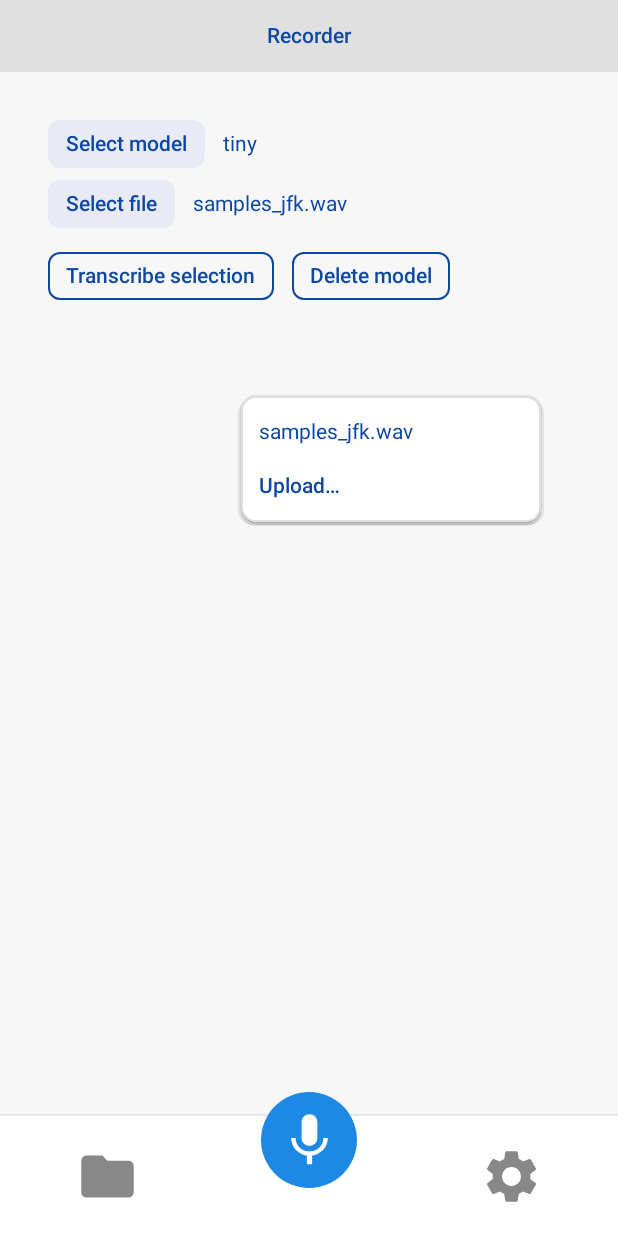
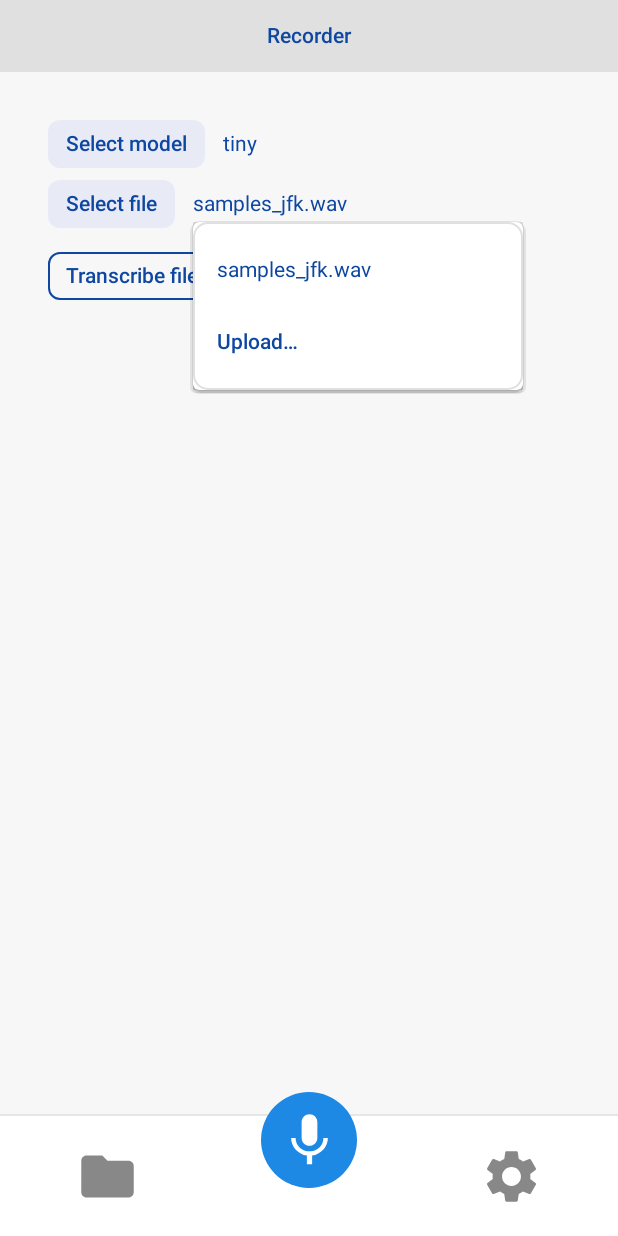
Before and after one commit to Sham-Naq/whisper_kotlin, an Android app built with Jetpack Compose: the RecorderScreen screen opened through its navigation route, after a tap on "Select file", on a phone screen of 412 x 824 dp. Run offline under Robolectric (Android 15) with nearby library versions, the phone set to English and light mode, and no system bars; pictures from the network do not load.

Commit message:
recorder error fixing

```diff
--- a/app/src/main/java/com/example/whisper_kotlin/MainActivity.kt
+++ b/app/src/main/java/com/example/whisper_kotlin/MainActivity.kt
@@ -60,6 +60,7 @@ import kotlinx.coroutines.launch
 import kotlin.math.roundToInt
 import androidx.lifecycle.viewmodel.compose.viewModel
 import com.example.whisper_kotlin.TranscriptionViewModel
+import com.example.whisper_kotlin.ModelDownloadViewModel
 import com.example.whisper_kotlin.data.TranscriptionRepository
 // Material icons for bottom navigation
 import androidx.compose.material.Icon
@@ -127,6 +128,8 @@ private fun HomeScreen() {
     var selectedModel by remember { mutableStateOf<ModelOption?>(null) }
     var audioSource by remember { mutableStateOf<AudioSource>(AudioSource.Asset("samples/samples_jfk.wav")) }
     var isModelDownloading by remember { mutableStateOf(false) }
+
+    val modelDownloadViewModel: ModelDownloadViewModel = viewModel()
 
     Column(modifier = Modifier.fillMaxSize().background(background)) {
         Box(
--- a/app/src/main/java/com/example/whisper_kotlin/recorder/AudioRecorder.kt
+++ b/app/src/main/java/com/example/whisper_kotlin/recorder/AudioRecorder.kt
@@ -13,6 +13,7 @@ import kotlinx.coroutines.isActive
 import kotlinx.coroutines.launch
 import kotlin.math.abs
 import kotlin.math.max
+import kotlin.math.sqrt
 
 /** Simple microphone recorder that emits normalized amplitude bars with EMA smoothing. */
 class AudioRecorder(
@@ -36,7 +37,8 @@ class AudioRecorder(
     val bars: StateFlow<FloatArray> = _bars
 
     private var ema: FloatArray = FloatArray(barCount) { 0f }
-    private val alpha = 0.38f // smoothing factor (higher = more responsive)
+    private val alpha = 0.45f // smoothing factor (higher = more responsive)
+    private val visualizationGain = 1.8f
 
     fun start(outputRawFile: java.io.File? = null) {
         if (job != null) return
@@ -79,7 +81,8 @@ class AudioRecorder(
                     count++
                     if (count >= window) {
                         val avg = (accAbs.toFloat() / count) / 32768f
-                        values[barIdx % barCount] = avg.coerceIn(0f, 1f)
+                        val boosted = (avg * visualizationGain).coerceIn(0f, 1f)
+                        values[barIdx % barCount] = sqrt(boosted)
                         accAbs = 0
                         count = 0
                         barIdx++
--- a/app/src/main/java/com/example/whisper_kotlin/recorder/LineBarWaveform.kt
+++ b/app/src/main/java/com/example/whisper_kotlin/recorder/LineBarWaveform.kt
@@ -24,7 +24,7 @@ fun LineBarWaveform(
         for (i in 0 until n) {
             val x = i * (barW + gap)
             val v = bars[i].coerceIn(0f, 1f)
-            val barH = (h * (0.1f + 0.9f * v))
+            val barH = (h * (0.02f + 0.98f * v))
             val y0 = (h - barH) / 2f
             val y1 = y0 + barH
             drawLine(color, start = Offset(x + barW / 2f, y0), end = Offset(x + barW / 2f, y1), strokeWidth = barW)
--- a/app/src/main/java/com/example/whisper_kotlin/recorder/RecorderScreen.kt
+++ b/app/src/main/java/com/example/whisper_kotlin/recorder/RecorderScreen.kt
@@ -36,6 +36,7 @@ import com.example.whisper_kotlin.ActionButton
 import com.example.whisper_kotlin.AudioSource
 import com.example.whisper_kotlin.ModelOption
 import com.example.whisper_kotlin.ModelSelectorRow
+import com.example.whisper_kotlin.ModelDownloadViewModel
 import com.example.whisper_kotlin.TranscriptionViewModel
 import com.example.whisper_kotlin.FileSelectorRow
 import kotlinx.coroutines.Dispatchers
@@ -224,13 +225,36 @@ fun RecorderScreen(
     val canPlayRecording = wavFile != null && mediaPlayer != null && playbackDurationMs > 0
     val canTranscribe = !isRecording && !transcriptionUi.isTranscribing && (!isModelDownloading)
 
+    val modelDownloadVm: ModelDownloadViewModel = androidx.lifecycle.viewmodel.compose.viewModel()
+    val modelDownloadState by modelDownloadVm.uiState.collectAsState()
+
+    LaunchedEffect(selectedModel) {
+        // Keep external selection in sync when coming back
+        if (selectedModel != null && modelDownloadState.selectedModel?.id != selectedModel.id) {
+            modelDownloadVm.selectIfPresent(context, selectedModel)
+        }
+    }
+
     Column(modifier = modifier.padding(16.dp)) {
         ModelSelectorRow(
             textColor = textColor,
             isDark = isDark,
             buttonBg = if (isDark) Color(0xFF2A2A2A) else Color(0xFFE8EAF6),
-            onSelected = onSelectModel,
-            onDownloadingChanged = onModelDownloadingChanged
+            selectedModel = modelDownloadState.selectedModel ?: selectedModel,
+            downloadingId = modelDownloadState.downloadingId,
+            progressPct = modelDownloadState.progressPct,
+            onSelectModel = {
+                onSelectModel(it)
+                modelDownloadVm.selectIfPresent(context, it)
+            },
+            onRequestDownload = { opt ->
+                onModelDownloadingChanged(true)
+                modelDownloadVm.startDownloadOrSelect(context, opt)
+            },
+            onCancelDownload = {
+                modelDownloadVm.cancelDownload()
+                onModelDownloadingChanged(false)
+            }
         )
 
         Spacer(modifier = Modifier.height(8.dp))
@@ -329,7 +353,7 @@ fun RecorderScreen(
             horizontalArrangement = Arrangement.spacedBy(12.dp)
         ) {
             ActionButton(
-                label = if (wavFile != null) "Transcribe recording" else "Transcribe selection",
+                label = if (wavFile != null) "Transcribe recording" else "Transcribe file",
                 color = textColor,
                 enabled = canTranscribe
             ) {
--- a/app/src/main/java/com/example/whisper_kotlin/ui/FileSelectorRow.kt
+++ b/app/src/main/java/com/example/whisper_kotlin/ui/FileSelectorRow.kt
@@ -6,23 +6,35 @@ import androidx.activity.result.contract.ActivityResultContracts
 import androidx.compose.foundation.background
 import androidx.compose.foundation.border
 import androidx.compose.foundation.clickable
-import androidx.compose.foundation.layout.*
+import androidx.compose.foundation.layout.Arrangement
+import androidx.compose.foundation.layout.Box
+import androidx.compose.foundation.layout.Column
+import androidx.compose.foundation.layout.Row
+import androidx.compose.foundation.layout.fillMaxWidth
+import androidx.compose.foundation.layout.padding
+import androidx.compose.foundation.layout.width
 import androidx.compose.foundation.shape.RoundedCornerShape
 import androidx.compose.foundation.text.BasicText
-import androidx.compose.runtime.*
+import androidx.compose.material.DropdownMenu
+import androidx.compose.material.DropdownMenuItem
+import androidx.compose.runtime.Composable
+import androidx.compose.runtime.getValue
+import androidx.compose.runtime.mutableStateListOf
+import androidx.compose.runtime.mutableStateOf
+import androidx.compose.runtime.remember
+import androidx.compose.runtime.rememberCoroutineScope
+import androidx.compose.runtime.setValue
 import androidx.compose.ui.Alignment
 import androidx.compose.ui.Modifier
-import androidx.compose.ui.geometry.Rect
 import androidx.compose.ui.graphics.Color
-import androidx.compose.ui.layout.boundsInWindow
 import androidx.compose.ui.layout.onGloballyPositioned
 import androidx.compose.ui.platform.LocalContext
+import androidx.compose.ui.platform.LocalDensity
 import androidx.compose.ui.text.TextStyle
 import androidx.compose.ui.text.font.FontWeight
-import androidx.compose.ui.unit.IntOffset
+import androidx.compose.ui.unit.DpOffset
+import androidx.compose.ui.unit.IntSize
 import androidx.compose.ui.unit.dp
-import androidx.compose.ui.window.Popup
-import androidx.compose.ui.window.PopupProperties
 import kotlinx.coroutines.Dispatchers
 import kotlinx.coroutines.launch
 import kotlinx.coroutines.withContext
@@ -83,13 +95,12 @@ fun FileSelectorRow(
     }
 
     var expanded by remember { mutableStateOf(false) }
+    var labelSize by remember { mutableStateOf(IntSize.Zero) }
+    val density = LocalDensity.current
     val selectedLabel = when (source) {
         is AudioSource.Asset -> source.assetPath.substringAfterLast('/')
         is AudioSource.File -> java.io.File(source.path).name
     }
-
-    // Anchor for popup
-    var anchorBounds by remember { mutableStateOf(Rect.Zero) }
 
     Column(modifier = Modifier.fillMaxWidth()) {
         Row(
@@ -106,75 +117,61 @@ fun FileSelectorRow(
                 BasicText("Select file", style = TextStyle(color = textColor, fontWeight = FontWeight.Medium))
             }
 
-            BasicText(
-                selectedLabel,
-                style = TextStyle(color = textColor),
-                modifier = Modifier.onGloballyPositioned { anchorBounds = it.boundsInWindow() }
-            )
-        }
+            val menuWidth = remember(labelSize, density) {
+                val width = with(density) { labelSize.width.toDp() }
+                if (width < 220.dp) 220.dp else width
+            }
 
-        if (expanded) {
-            val cardBg = if (isDark) Color(0xFF232323) else Color(0xFFFFFFFF)
-            val border = if (isDark) Color(0xFF333333) else Color(0xFFE0E0E0)
+            Box(
+                modifier = Modifier
+                    .onGloballyPositioned { coordinates -> labelSize = coordinates.size }
+                    .clickable { expanded = !expanded }
+            ) {
+                BasicText(
+                    text = selectedLabel,
+                    style = TextStyle(color = textColor)
+                )
 
-            Popup(
-                alignment = Alignment.TopStart,
-                offset = IntOffset(anchorBounds.left.toInt(), anchorBounds.bottom.toInt()),
-                properties = PopupProperties(focusable = true),
-                onDismissRequest = { expanded = false }
-            ) {
-                Column(
+                DropdownMenu(
+                    expanded = expanded,
+                    onDismissRequest = { expanded = false },
                     modifier = Modifier
-                        .background(cardBg, RoundedCornerShape(10.dp))
-                        .border(1.dp, border, RoundedCornerShape(10.dp))
-                        .padding(vertical = 6.dp)
-                        .width(200.dp)
+                        .width(menuWidth)
+                        .background(
+                            color = if (isDark) Color(0xFF232323) else Color.White,
+                            shape = RoundedCornerShape(10.dp)
+                        )
+                        .border(
+                            width = 1.dp,
+                            color = if (isDark) Color(0xFF333333) else Color(0xFFE0E0E0),
+                            shape = RoundedCornerShape(10.dp)
+                        ),
+                    offset = DpOffset(x = 0.dp, y = 4.dp)
                 ) {
-                    // Default JFK asset
-                    Row(
-                        modifier = Modifier
-                            .fillMaxWidth()
-                            .clickable {
-                                onSourceChanged(AudioSource.Asset("samples/samples_jfk.wav"))
-                                expanded = false
-                            }
-                            .padding(horizontal = 12.dp, vertical = 10.dp),
-                        verticalAlignment = Alignment.CenterVertically,
-                        horizontalArrangement = Arrangement.SpaceBetween
-                    ) {
+                    DropdownMenuItem(onClick = {
+                        onSourceChanged(AudioSource.Asset("samples/samples_jfk.wav"))
+                        expanded = false
+                    }) {
                         BasicText("samples_jfk.wav", style = TextStyle(color = textColor))
                     }
 
-                    // Cached files
-                    cachedFiles.forEach { f ->
-                        Row(
-                            modifier = Modifier
-                                .fillMaxWidth()
-                                .clickable {
-                                    onSourceChanged(AudioSource.File(f.absolutePath))
-                                    expanded = false
-                                }
-                                .padding(horizontal = 12.dp, vertical = 10.dp),
-                            verticalAlignment = Alignment.CenterVertically,
-                            horizontalArrangement = Arrangement.SpaceBetween
-                        ) {
-                            BasicText(f.name, style = TextStyle(color = textColor))
+                    cachedFiles.forEach { file ->
+                        DropdownMenuItem(onClick = {
+                            onSourceChanged(AudioSource.File(file.absolutePath))
+                            expanded = false
+                        }) {
+                            BasicText(file.name, style = TextStyle(color = textColor))
                         }
                     }
 
-                    // Upload action (SAF)
-                    Row(
-                        modifier = Modifier
-                            .fillMaxWidth()
-                            .clickable {
-                                expanded = false
-                                launcher.launch("audio/*")
-                            }
-                            .padding(horizontal = 12.dp, vertical = 10.dp),
-                        verticalAlignment = Alignment.CenterVertically,
-                        horizontalArrangement = Arrangement.SpaceBetween
-                    ) {
-                        BasicText("Upload…", style = TextStyle(color = textColor, fontWeight = FontWeight.SemiBold))
+                    DropdownMenuItem(onClick = {
+                        expanded = false
+                        launcher.launch("audio/*")
+                    }) {
+                        BasicText(
+                            "Upload…",
+                            style = TextStyle(color = textColor, fontWeight = FontWeight.SemiBold)
+                        )
                     }
                 }
             }
--- a/app/src/main/java/com/example/whisper_kotlin/ui/ModelSelectorRow.kt
+++ b/app/src/main/java/com/example/whisper_kotlin/ui/ModelSelectorRow.kt
@@ -37,8 +37,12 @@ fun ModelSelectorRow(
     textColor: Color,
     isDark: Boolean,
     buttonBg: Color,
-    onSelected: (ModelOption) -> Unit,
-    onDownloadingChanged: (Boolean) -> Unit,
+    selectedModel: ModelOption?,
+    downloadingId: String?,
+    progressPct: Int,
+    onSelectModel: (ModelOption) -> Unit,
+    onRequestDownload: (ModelOption) -> Unit,
+    onCancelDownload: () -> Unit,
 ) {
     val ctx = LocalContext.current
     val scope = rememberCoroutineScope()
@@ -49,9 +53,7 @@ fun ModelSelectorRow(
         }
     }
     var expanded by remember { mutableStateOf(false) }
-    var selectedId by rememberSaveable { mutableStateOf(options.firstOrNull()?.id ?: "whisper-tiny") }
-    var downloadingId by remember { mutableStateOf<String?>(null) }
-    var progressPct by remember { mutableStateOf(0) }
+    var localSelectedId by rememberSaveable { mutableStateOf(selectedModel?.id ?: options.firstOrNull()?.id ?: "whisper-tiny") }
 
     // Anchor bounds in window coordinates for popup placement
     var anchorBounds by remember { mutableStateOf(Rect.Zero) }
@@ -78,7 +80,11 @@ fun ModelSelectorRow(
                 verticalAlignment = Alignment.CenterVertically,
             ) {
                 BasicText(
-                    text = if (downloadingId != null) "Downloading ${downloadingId}… ${progressPct}%" else selectedId,
+                    text = when {
+                        downloadingId != null -> "Downloading ${downloadingId}… ${progressPct}%"
+                        selectedModel != null -> selectedModel.id
+                        else -> localSelectedId
+                    },
                     style = TextStyle(color = textColor),
                     modifier = Modifier.onGloballyPositioned { coords ->
                         anchorBounds = coords.boundsInWindow()
@@ -89,7 +95,7 @@ fun ModelSelectorRow(
                     Box(
                         modifier = Modifier
                             .size(18.dp)
-                            .clickable { ModelManager.cancelDownload(downloadingId!!) },
+                            .clickable { onCancelDownload() },
                         contentAlignment = Alignment.Center
                     ) {
                         CancelIcon(color = textColor)
@@ -150,51 +156,11 @@ fun ModelSelectorRow(
                                 .fillMaxWidth()
                                 .clickable(enabled = downloadingId == null) {
                                     if (isDownloaded) {
-                                        selectedId = opt.id
-                                        onSelected(opt)
+                                        localSelectedId = opt.id
+                                        onSelectModel(opt)
                                         expanded = false
-                                        // Load ggml model immediately on selection if present (force to switch models)
-                                        scope.launch(Dispatchers.IO) {
-                                            try {
-                                                val modelFile = ModelManager.getLocalModelFile(ctx, opt.fileName)
-                                                if (modelFile.exists() && modelFile.length() > 0L) {
-                                                    WhisperEngine.loadModelFromFile(modelFile.absolutePath, force = true)
-                                                }
-                                            } catch (_: Throwable) {}
-                                        }
                                     } else {
-                                        // Start download
-                                        downloadingId = opt.id
-                                        progressPct = 0
-                                        onDownloadingChanged(true)
-                                        scope.launch(Dispatchers.IO) {
-                                            try {
-                                                ModelManager.ensureModel(
-                                                    context = ctx,
-                                                    modelFileName = opt.fileName,
-                                                    modelUrl = opt.url,
-                                                    onProgress = { p ->
-                                                        val pct = if (p.totalBytes > 0) ((p.bytesRead * 100L) / p.totalBytes).toInt() else 0
-                                                        progressPct = pct.coerceIn(0, 100)
-                                                    }
-                                                )
-                                                selectedId = opt.id
-                                                onSelected(opt)
-                                                // After download completes, load ggml model (force to switch models)
-                                                val modelFile = ModelManager.getLocalModelFile(ctx, opt.fileName)
-                                                if (modelFile.exists() && modelFile.length() > 0L) {
-                                                    WhisperEngine.loadModelFromFile(modelFile.absolutePath, force = true)
-                                                }
-                                            } catch (ce: java.util.concurrent.CancellationException) {
-                                                // Optional: could set a transient "Canceled" message
-                                            } catch (t: Throwable) {
-                                                // Optional: surface error to UI
-                                            } finally {
-                                                downloadingId = null
-                                                onDownloadingChanged(false)
-                                                expanded = false
-                                            }
-                                        }
+                                        onRequestDownload(opt)
                                     }
                                 }
                                 .padding(horizontal = 12.dp, vertical = 10.dp),
```
Also changed, not shown: app/src/main/java/com/example/whisper_kotlin/ui/ModelDownloadViewModel.kt (added, +95 -0 lines).
